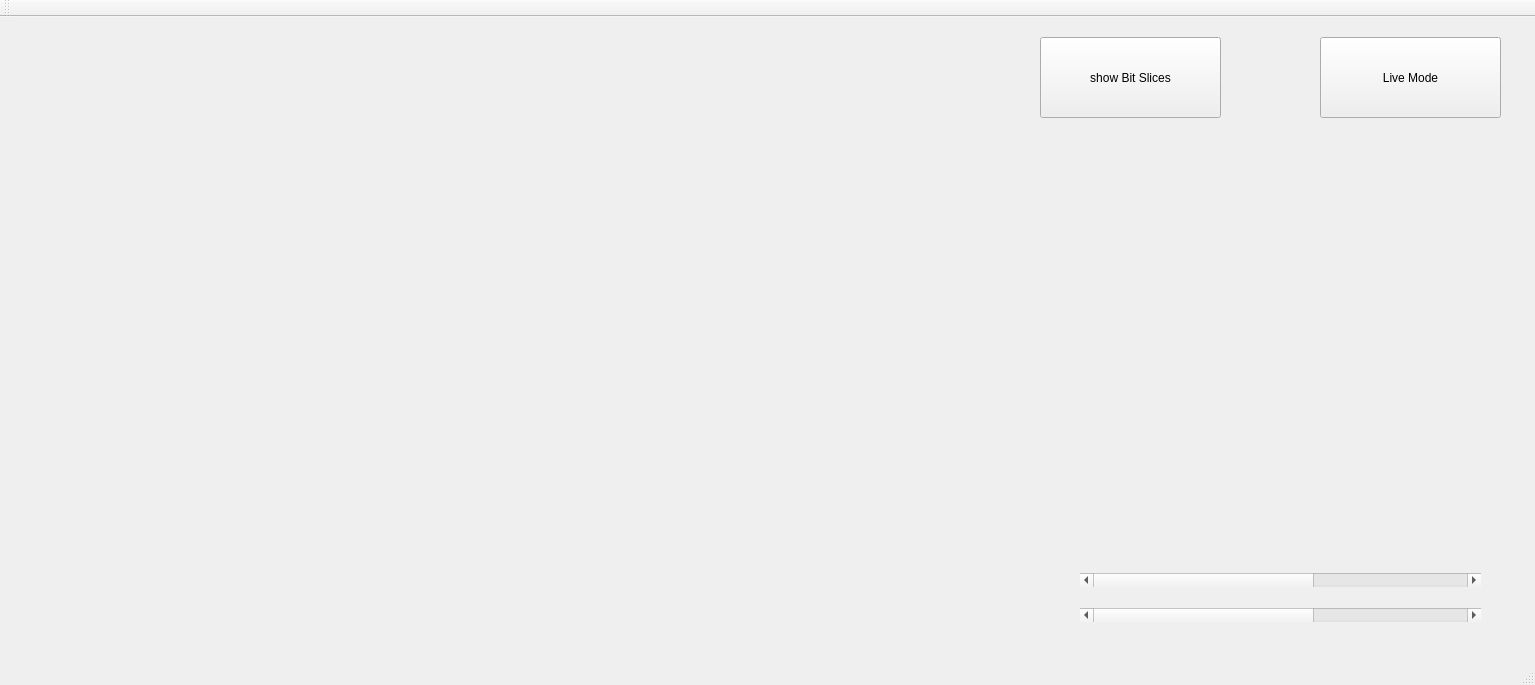
This is mainwindow.ui in Erfan-ram/bit-plane-slicing-qt as Qt 5 draws it before an edit. The edited form follows.
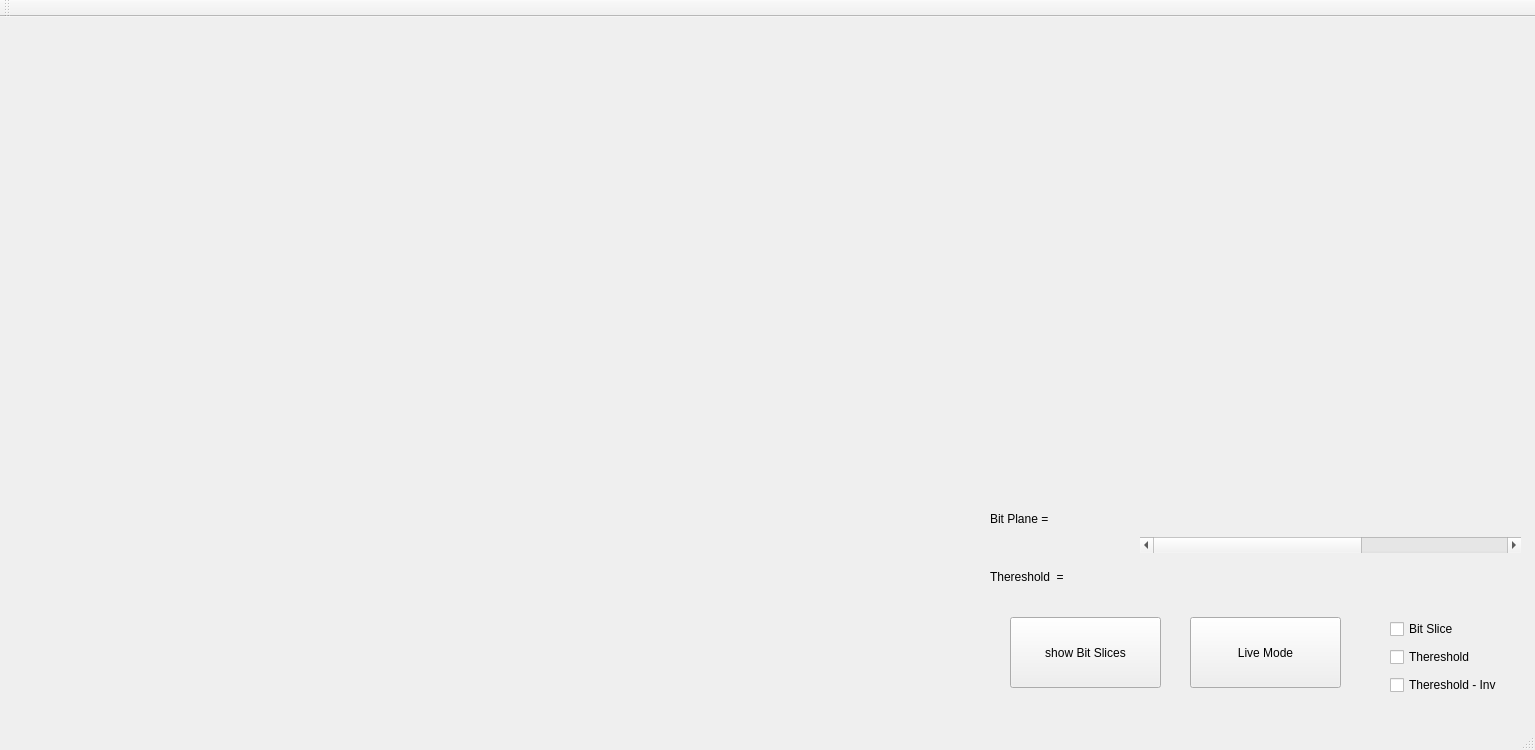
This is the edited form.

Diff of the .ui file:
```diff
--- a/mainwindow.ui
+++ b/mainwindow.ui
@@ -7,19 +7,19 @@
     <x>0</x>
     <y>0</y>
     <width>1535</width>
-    <height>685</height>
+    <height>750</height>
    </rect>
   </property>
   <property name="minimumSize">
    <size>
     <width>1535</width>
-    <height>685</height>
+    <height>700</height>
    </size>
   </property>
   <property name="maximumSize">
    <size>
     <width>1535</width>
-    <height>685</height>
+    <height>750</height>
    </size>
   </property>
   <property name="windowTitle">
@@ -29,10 +29,10 @@
    <widget class="QPushButton" name="BitPlane">
     <property name="geometry">
      <rect>
-      <x>1040</x>
-      <y>20</y>
-      <width>181</width>
-      <height>81</height>
+      <x>1010</x>
+      <y>600</y>
+      <width>151</width>
+      <height>71</height>
      </rect>
     </property>
     <property name="autoFillBackground">
@@ -48,12 +48,12 @@
       <x>10</x>
       <y>20</y>
       <width>971</width>
-      <height>591</height>
+      <height>631</height>
      </rect>
     </property>
     <layout class="QVBoxLayout" name="verticalLayout">
      <property name="spacing">
-      <number>60</number>
+      <number>90</number>
      </property>
      <item>
       <layout class="QHBoxLayout" name="horizontalLayout">
@@ -130,10 +130,10 @@
    <widget class="QPushButton" name="LIveBut">
     <property name="geometry">
      <rect>
-      <x>1320</x>
-      <y>20</y>
-      <width>181</width>
-      <height>81</height>
+      <x>1190</x>
+      <y>600</y>
+      <width>151</width>
+      <height>71</height>
      </rect>
     </property>
     <property name="autoFillBackground">
@@ -146,23 +146,42 @@
    <widget class="QLabel" name="webcamlab">
     <property name="geometry">
      <rect>
-      <x>1050</x>
-      <y>110</y>
+      <x>1030</x>
+      <y>20</y>
       <width>441</width>
-      <height>401</height>
+      <height>421</height>
      </rect>
     </property>
     <property name="text">
      <string/>
     </property>
    </widget>
+   <widget class="QScrollBar" name="bitScrollBar">
+    <property name="geometry">
+     <rect>
+      <x>1140</x>
+      <y>520</y>
+      <width>381</width>
+      <height>16</height>
+     </rect>
+    </property>
+    <property name="maximum">
+     <number>7</number>
+    </property>
+    <property name="pageStep">
+     <number>10</number>
+    </property>
+    <property name="orientation">
+     <enum>Qt::Horizontal</enum>
+    </property>
+   </widget>
    <widget class="QWidget" name="">
     <property name="geometry">
      <rect>
-      <x>1080</x>
-      <y>550</y>
-      <width>401</width>
-      <height>61</height>
+      <x>990</x>
+      <y>480</y>
+      <width>141</width>
+      <height>101</height>
      </rect>
     </property>
     <layout class="QVBoxLayout" name="verticalLayout_2">
@@ -170,28 +189,49 @@
       <number>15</number>
      </property>
      <item>
-      <widget class="QScrollBar" name="bitScrollBar">
-       <property name="maximum">
-        <number>7</number>
+      <widget class="QLabel" name="label">
+       <property name="text">
+        <string>Bit Plane =</string>
        </property>
-       <property name="pageStep">
-        <number>10</number>
+      </widget>
+     </item>
+     <item>
+      <widget class="QLabel" name="label_2">
+       <property name="text">
+        <string>Thereshold  =</string>
        </property>
-       <property name="orientation">
-        <enum>Qt::Horizontal</enum>
+      </widget>
+     </item>
+    </layout>
+   </widget>
+   <widget class="QWidget" name="">
+    <property name="geometry">
+     <rect>
+      <x>1390</x>
+      <y>600</y>
+      <width>140</width>
+      <height>83</height>
+     </rect>
+    </property>
+    <layout class="QVBoxLayout" name="verticalLayout_4">
+     <item>
+      <widget class="QCheckBox" name="Bitcheckbox">
+       <property name="text">
+        <string>Bit Slice</string>
        </property>
       </widget>
      </item>
      <item>
-      <widget class="QScrollBar" name="bitScrollBar_2">
-       <property name="maximum">
-        <number>7</number>
+      <widget class="QCheckBox" name="threscheckbox">
+       <property name="text">
+        <string>Thereshold</string>
        </property>
-       <property name="pageStep">
-        <number>10</number>
-       </property>
-       <property name="orientation">
-        <enum>Qt::Horizontal</enum>
+      </widget>
+     </item>
+     <item>
+      <widget class="QCheckBox" name="thres_invcheckbox">
+       <property name="text">
+        <string>Thereshold - Inv</string>
        </property>
       </widget>
      </item>
```
Left out of the diff: 2 changed lines with no effect on the pictures.
